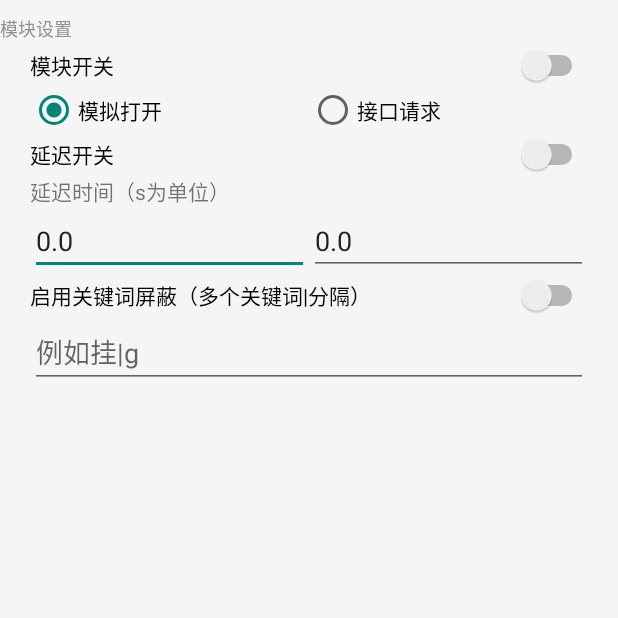
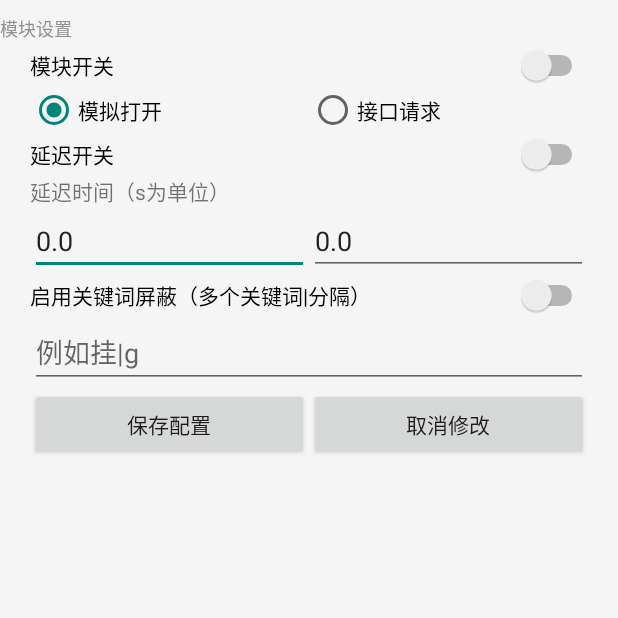
Before and after one commit to hitwhoyxw/LarkDemo, an Android app: the screen it shows after launch (MainActivity), on a phone screen of 412 x 824 dp, the top half of it. Run offline under Robolectric (Android 15) with nearby library versions, the phone set to English and light mode, and no system bars; libraries missing offline, so code that uses them is left out: de.robv.android.

Commit message:
改了下UI

```diff
--- a/app/src/main/java/com/android/larkdemo/Activity/MainActivity.java
+++ b/app/src/main/java/com/android/larkdemo/Activity/MainActivity.java
@@ -10,6 +10,7 @@ import android.util.Log;
 import android.view.LayoutInflater;
 import android.view.View;
 import android.view.ViewGroup;
+import android.widget.Button;
 import android.widget.CompoundButton;
 import android.widget.EditText;
 import android.widget.RadioButton;
@@ -36,8 +37,11 @@ public class MainActivity extends AppCompatActivity {
     EditText muteKeywordEditText;
     RadioButton rBtb_direct;
     RadioButton rBtn_mock;
+    RadioGroup rBtnGroup;
 
-    RadioGroup rBtnGroup;
+    Button btn_save;
+
+    Button btn_cancel;
 
     @Override
     protected void onCreate(Bundle savedInstanceState) {
@@ -48,12 +52,7 @@ public class MainActivity extends AppCompatActivity {
         findAllView();
         readAllConfig();
         setListeners();
-//        HookUtils.requestPemission(this, new MyCallback() {
-//            @Override
-//            public void onCallback() {
-//                System.exit(0);
-//            }
-//        });
+
     }
 
 
@@ -74,77 +73,22 @@ public class MainActivity extends AppCompatActivity {
         rBtb_direct = findViewById(R.id.rBtn_direct);
         rBtn_mock = findViewById(R.id.rBtn_mock);
         rBtnGroup = findViewById(R.id.rBtnGroup);
+        rBtnGroup.clearCheck();
+        btn_save = findViewById(R.id.btn_save);
+        btn_cancel = findViewById(R.id.btn_cancel);
     }
 
     public void setListeners() {
-        moudleSwitch.setOnCheckedChangeListener(new CompoundButton.OnCheckedChangeListener() {
+        btn_save.setOnClickListener(new View.OnClickListener() {
             @Override
-            public void onCheckedChanged(CompoundButton buttonView, boolean isChecked) {
-                configObject.isMoudleEnable = isChecked;
+            public void onClick(View v) {
                 saveAllConfig();
             }
         });
-        delaySwitch.setOnCheckedChangeListener(new CompoundButton.OnCheckedChangeListener() {
+        btn_cancel.setOnClickListener(new View.OnClickListener() {
             @Override
-            public void onCheckedChanged(CompoundButton buttonView, boolean isChecked) {
-                configObject.isDelayEnable = isChecked;
-                saveAllConfig();
-            }
-        });
-        muteSwitch.setOnCheckedChangeListener(new CompoundButton.OnCheckedChangeListener() {
-            @Override
-            public void onCheckedChanged(CompoundButton buttonView, boolean isChecked) {
-                configObject.isMuteEnable = isChecked;
-                saveAllConfig();
-            }
-        });
-        delayTimeMinEditText.setOnFocusChangeListener(new View.OnFocusChangeListener() {
-            @Override
-            public void onFocusChange(View v, boolean hasFocus) {
-                if (hasFocus) {
-                    return;
-                }
-                try {
-                    configObject.delayTimeMin = Float.parseFloat(delayTimeMinEditText.getText().toString());
-                    saveAllConfig();
-                } catch (ClassCastException e) {
-                    e.printStackTrace();
-                }
-            }
-        });
-        delayTimeMaxEditText.setOnFocusChangeListener(new View.OnFocusChangeListener() {
-            @Override
-            public void onFocusChange(View v, boolean hasFocus) {
-                if (hasFocus) {
-                    return;
-                }
-                try {
-                    configObject.daleyTimeMax = Float.parseFloat(delayTimeMaxEditText.getText().toString());
-                    saveAllConfig();
-                } catch (ClassCastException e) {
-                    e.printStackTrace();
-                }
-            }
-        });
-        muteKeywordEditText.setOnFocusChangeListener(new View.OnFocusChangeListener() {
-            @Override
-            public void onFocusChange(View v, boolean hasFocus) {
-                if (hasFocus) {
-                    return;
-                }
-                try {
-                    configObject.muteKeyword = muteKeywordEditText.getText().toString();
-                    saveAllConfig();
-                } catch (ClassCastException e) {
-                    e.printStackTrace();
-                }
-            }
-        });
-        rBtnGroup.setOnCheckedChangeListener(new RadioGroup.OnCheckedChangeListener() {
-            @Override
-            public void onCheckedChanged(RadioGroup group, int checkedId) {
-                configObject.fetchMode = checkedId == R.id.rBtn_direct;
-                saveAllConfig();
+            public void onClick(View v) {
+                readAllConfig();
             }
         });
     }
@@ -161,12 +105,21 @@ public class MainActivity extends AppCompatActivity {
         delayTimeMinEditText.setText(String.valueOf(configObject.delayTimeMin));
         delayTimeMaxEditText.setText(String.valueOf(configObject.daleyTimeMax));
         muteKeywordEditText.setText(configObject.muteKeyword);
-        rBtnGroup.check(configObject.fetchMode ? R.id.rBtn_direct : R.id.rBtn_mock);
+        rBtnGroup.check(!configObject.fetchMode ? R.id.rBtn_mock : R.id.rBtn_direct);
     }
 
     public void saveAllConfig() {
         try {
-            configUtils.saveConfig(configObject);
+            ConfigObject object = new ConfigObject(
+                    moudleSwitch.isChecked(),
+                    delaySwitch.isChecked(),
+                    muteSwitch.isChecked(),
+                    Float.parseFloat(delayTimeMinEditText.getText().toString()),
+                    Float.parseFloat(delayTimeMaxEditText.getText().toString()),
+                    muteKeywordEditText.getText().toString(),
+                    rBtnGroup.getCheckedRadioButtonId() == R.id.rBtn_direct
+            );
+            configUtils.saveConfig(object);
         } catch (NullPointerException e) {
             Log.i(TAG, "saveAllConfig" + e.getMessage());
         }
--- a/app/src/main/java/com/android/larkdemo/Utils/ConfigUtils.java
+++ b/app/src/main/java/com/android/larkdemo/Utils/ConfigUtils.java
@@ -4,6 +4,7 @@ import android.annotation.SuppressLint;
 import android.content.Context;
 import android.content.SharedPreferences;
 import android.util.Log;
+import android.widget.Toast;
 
 import com.android.larkdemo.BuildConfig;
 import com.android.larkdemo.Utils.ConfigObject;
@@ -63,6 +64,7 @@ public class ConfigUtils {
             listener = new XSharedPreferences.OnSharedPreferenceChangeListener() {
                 @Override
                 public void onSharedPreferenceChanged(SharedPreferences sharedPreferences, String key) {
+                    LogUtil.PrintLog("onSharedPreferenceChanged", TAG);
                     xSharedPreferences.reload();
                 }
             };
@@ -95,7 +97,8 @@ public class ConfigUtils {
             editor.putFloat("delayTimeMin", configObject.delayTimeMin);
             editor.putFloat("daleyTimeMax", configObject.daleyTimeMax);
             editor.putString("muteKeyword", configObject.muteKeyword);
-            editor.commit();
+            editor.putBoolean("fetchMode", configObject.fetchMode);
+            editor.apply();
         } catch (Exception e) {
             Log.i(TAG, "saveConfig: " + e.getMessage());
         }
--- a/app/src/main/res/layout/activity_main.xml
+++ b/app/src/main/res/layout/activity_main.xml
@@ -104,6 +104,26 @@
                     android:hint="例如挂|g"
                     android:inputType="text" />
 
+                <LinearLayout
+                    android:layout_width="match_parent"
+                    android:layout_height="match_parent"
+                    android:orientation="horizontal">
+
+                    <Button
+                        android:id="@+id/btn_save"
+                        android:layout_width="match_parent"
+                        android:layout_height="wrap_content"
+                        android:layout_weight="1"
+                        android:text="保存配置" />
+
+                    <Button
+                        android:id="@+id/btn_cancel"
+                        android:layout_width="match_parent"
+                        android:layout_height="wrap_content"
+                        android:layout_weight="1"
+                        android:text="取消修改" />
+                </LinearLayout>
+
             </LinearLayout>
         </ScrollView>
 
```
